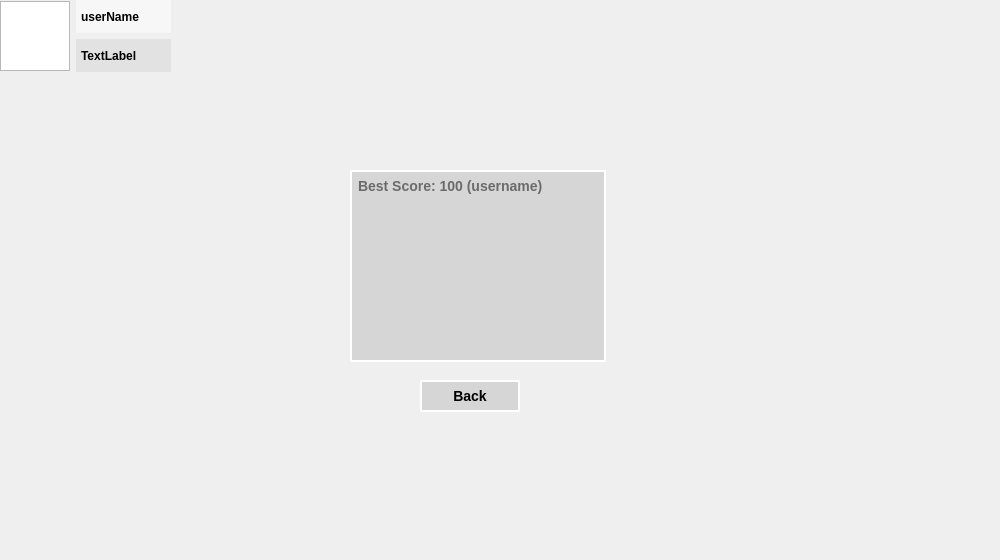
Above: mainwindow.ui from YuanRuQian/Hanami-Basket before the change. Below: the same form after it.
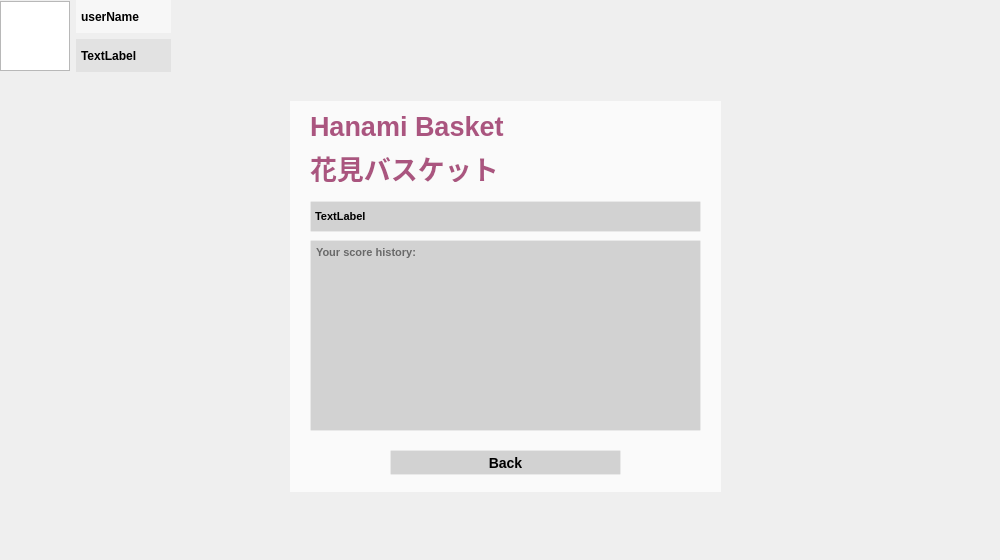
That is the form after the change. The open tabs and pages were chosen to show the change. Icons and pictures are not drawn.

Commit message:
After login: UI Upgrade (#60)
* Change the project to application format and add after login ui window

* Change the constructor of mainwindow and connect the after login scene to game scene

* Connect to score files and show score history

* Avatar fits in view and adjust game scene size

* Update Avatar view

* Add feature: back to start screen

* Login window and after login window connected

* debug

* debug: set up profile

* debug: user avatar and error message

* debug: birthday greeting

* improve ui format

* UI Upgrade

* debug: clear error message

The edit to the form file:
```diff
--- a/mainwindow.ui
+++ b/mainwindow.ui
@@ -1482,54 +1482,6 @@
      <property name="styleSheet">
       <string notr="true">#scorePage{border-image: url(:/images/background.png) cover;}</string>
      </property>
-     <widget class="QTextBrowser" name="scoreHistory">
-      <property name="geometry">
-       <rect>
-        <x>350</x>
-        <y>170</y>
-        <width>256</width>
-        <height>192</height>
-       </rect>
-      </property>
-      <property name="styleSheet">
-       <string notr="true">#scoreHistory{
-background-color:rgb(214, 214, 214);
-color: rgb(0, 0, 0);
-border-style:outset;
-border-width: 2px;
-border-color:rgb(255, 255, 255);
-font: bold 14px;
-padding: 2px;
-}</string>
-      </property>
-      <property name="placeholderText">
-       <string>Best Score: 100 (username)</string>
-      </property>
-     </widget>
-     <widget class="QPushButton" name="back2">
-      <property name="geometry">
-       <rect>
-        <x>420</x>
-        <y>380</y>
-        <width>100</width>
-        <height>32</height>
-       </rect>
-      </property>
-      <property name="styleSheet">
-       <string notr="true">#back2{
-background-color:rgb(214, 214, 214);
-color: rgb(0, 0, 0);
-border-style:outset;
-border-width: 2px;
-border-color:rgb(255, 255, 255);
-font: bold 14px;
-padding: 2px;
-}</string>
-      </property>
-      <property name="text">
-       <string>Back</string>
-      </property>
-     </widget>
      <widget class="QWidget" name="gridLayoutWidget_4">
       <property name="geometry">
        <rect>
@@ -1624,6 +1576,150 @@
        </item>
       </layout>
      </widget>
+     <widget class="QTextBrowser" name="scoreHistory">
+      <property name="geometry">
+       <rect>
+        <x>310</x>
+        <y>240</y>
+        <width>391</width>
+        <height>191</height>
+       </rect>
+      </property>
+      <property name="styleSheet">
+       <string notr="true">#scoreHistory{
+background-color:rgba(169, 169, 169, 128);
+color: rgb(0,0,0);
+border-style:outset;
+border-width: 1px;
+border-color:rgba(255, 255, 255, 128);
+font: bold 11px;
+padding: 1px;
+}</string>
+      </property>
+      <property name="placeholderText">
+       <string>Your score history:</string>
+      </property>
+     </widget>
+     <widget class="QPushButton" name="back2">
+      <property name="geometry">
+       <rect>
+        <x>390</x>
+        <y>450</y>
+        <width>231</width>
+        <height>25</height>
+       </rect>
+      </property>
+      <property name="styleSheet">
+       <string notr="true">#back2{
+background-color:rgba(169, 169, 169, 128);
+color: rgb(0,0,0);
+border-style:outset;
+border-width: 1px;
+border-color:rgba(255, 255, 255, 128);
+font: bold 14px;
+padding: 1px;
+}</string>
+      </property>
+      <property name="text">
+       <string>Back</string>
+      </property>
+     </widget>
+     <widget class="QLabel" name="bestScore">
+      <property name="geometry">
+       <rect>
+        <x>310</x>
+        <y>201</y>
+        <width>391</width>
+        <height>31</height>
+       </rect>
+      </property>
+      <property name="styleSheet">
+       <string notr="true">#bestScore
+{background-color:rgba(169, 169, 169, 128);
+color: rgb(0,0,0);
+border-style:outset;
+border-width: 1px;
+border-color:rgba(255, 255, 255, 128);
+font: bold 11px;
+padding: 1px;
+}</string>
+      </property>
+      <property name="text">
+       <string>TextLabel</string>
+      </property>
+     </widget>
+     <widget class="QWidget" name="verticalLayoutWidget_4">
+      <property name="geometry">
+       <rect>
+        <x>310</x>
+        <y>111</y>
+        <width>391</width>
+        <height>71</height>
+       </rect>
+      </property>
+      <layout class="QVBoxLayout" name="gamenameLayout_2">
+       <item>
+        <widget class="QLabel" name="gameNameLabel_2">
+         <property name="font">
+          <font>
+           <family>.AppleSystemUIFont</family>
+           <pointsize>20</pointsize>
+          </font>
+         </property>
+         <property name="text">
+          <string>&lt;html&gt;&lt;head/&gt;&lt;body&gt;&lt;p&gt;&lt;span style=&quot; font-size:20pt; font-weight:700; color:#aa557f;&quot;&gt;Hanami Basket&lt;/span&gt;&lt;/p&gt;&lt;/body&gt;&lt;/html&gt;</string>
+         </property>
+        </widget>
+       </item>
+       <item>
+        <widget class="QLabel" name="gameNameJPLabel_2">
+         <property name="font">
+          <font>
+           <family>Meiryo</family>
+           <pointsize>20</pointsize>
+           <bold>true</bold>
+          </font>
+         </property>
+         <property name="mouseTracking">
+          <bool>true</bool>
+         </property>
+         <property name="autoFillBackground">
+          <bool>false</bool>
+         </property>
+         <property name="styleSheet">
+          <string notr="true">#username{
+background-color:rgb(255, 255, 255);
+}</string>
+         </property>
+         <property name="text">
+          <string>&lt;html&gt;&lt;head/&gt;&lt;body&gt;&lt;p&gt;&lt;span style=&quot; color:#aa557f;&quot;&gt;花見バスケット&lt;/span&gt;&lt;/p&gt;&lt;/body&gt;&lt;/html&gt;</string>
+         </property>
+        </widget>
+       </item>
+      </layout>
+     </widget>
+     <widget class="QLabel" name="backgroundLabel_4">
+      <property name="geometry">
+       <rect>
+        <x>290</x>
+        <y>101</y>
+        <width>431</width>
+        <height>391</height>
+       </rect>
+      </property>
+      <property name="styleSheet">
+       <string notr="true">#backgroundLabel_4{background-color:rgba(255, 255, 255, 179)}</string>
+      </property>
+      <property name="text">
+       <string/>
+      </property>
+     </widget>
+     <zorder>backgroundLabel_4</zorder>
+     <zorder>gridLayoutWidget_4</zorder>
+     <zorder>scoreHistory</zorder>
+     <zorder>back2</zorder>
+     <zorder>bestScore</zorder>
+     <zorder>verticalLayoutWidget_4</zorder>
     </widget>
    </widget>
   </widget>
```
Left out of the diff: 859 changed lines with no effect on the pictures. The commit also changes 4 other files.
